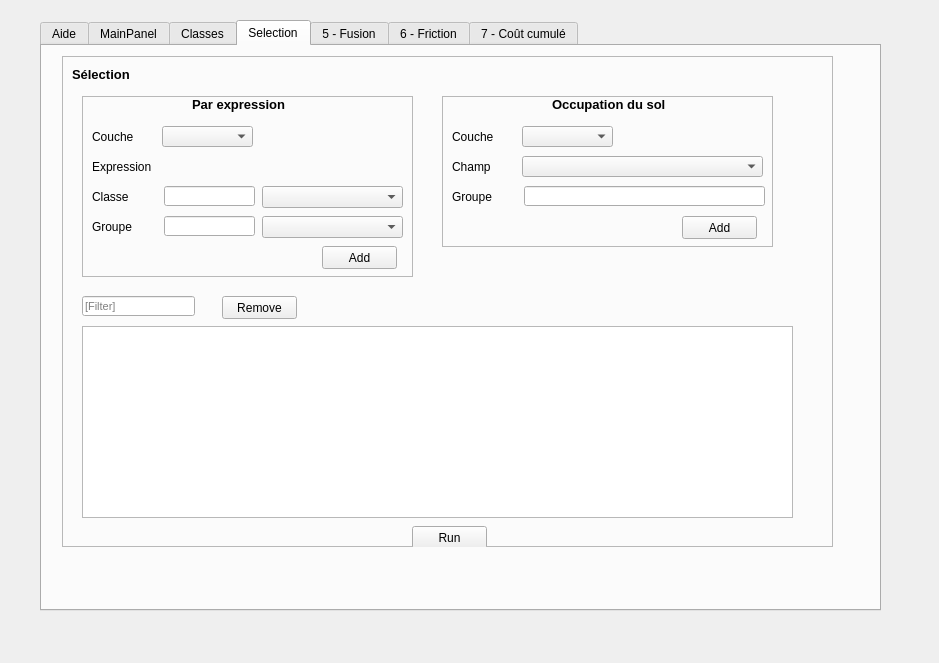
MathieuChailloux/BioDispersal, file eco_cont_dialog_base.ui: the form before one commit.
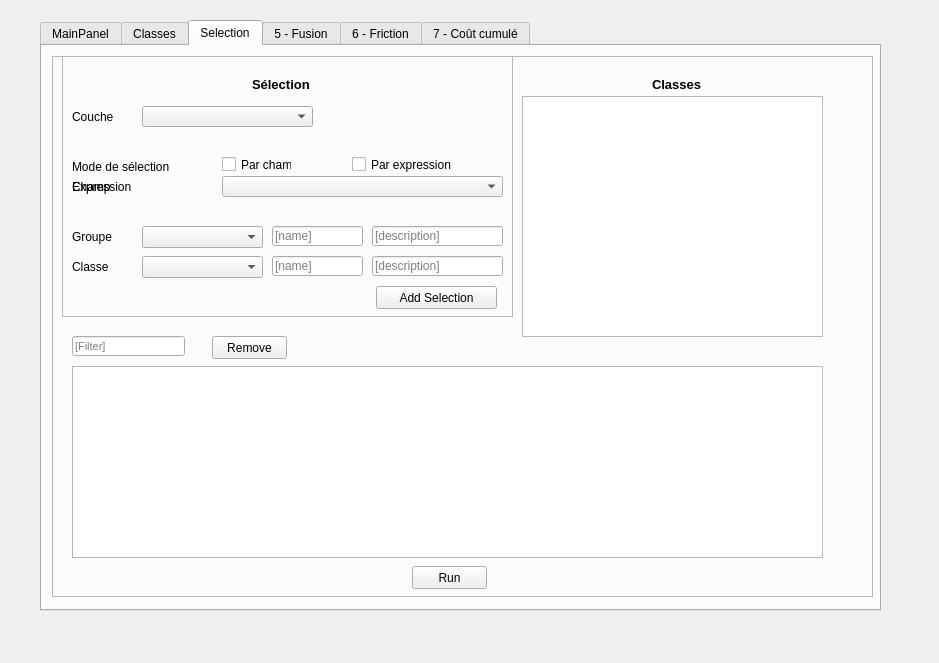
The form after the commit. The open tabs and pages were chosen to show the change. Custom widgets are drawn as their Qt base class.

Commit message: Reformating selection tab with mode (by field or by expression)

Diff of the .ui file:
```diff
--- a/eco_cont_dialog_base.ui
+++ b/eco_cont_dialog_base.ui
@@ -28,11 +28,6 @@
    <property name="currentIndex">
     <number>5</number>
    </property>
-   <widget class="QWidget" name="tab_10">
-    <attribute name="title">
-     <string>Aide</string>
-    </attribute>
-   </widget>
    <widget class="QWidget" name="tab_9">
     <attribute name="title">
      <string>MainPanel</string>
@@ -653,142 +648,6 @@
     <attribute name="title">
      <string>Classes</string>
     </attribute>
-    <widget class="QFrame" name="frame_27">
-     <property name="geometry">
-      <rect>
-       <x>410</x>
-       <y>10</y>
-       <width>381</width>
-       <height>531</height>
-      </rect>
-     </property>
-     <property name="frameShape">
-      <enum>QFrame::StyledPanel</enum>
-     </property>
-     <property name="frameShadow">
-      <enum>QFrame::Raised</enum>
-     </property>
-     <widget class="QTableView" name="classView">
-      <property name="geometry">
-       <rect>
-        <x>10</x>
-        <y>130</y>
-        <width>361</width>
-        <height>231</height>
-       </rect>
-      </property>
-     </widget>
-     <widget class="QLabel" name="label_97">
-      <property name="geometry">
-       <rect>
-        <x>20</x>
-        <y>10</y>
-        <width>81</width>
-        <height>16</height>
-       </rect>
-      </property>
-      <property name="font">
-       <font>
-        <pointsize>10</pointsize>
-        <weight>75</weight>
-        <bold>true</bold>
-       </font>
-      </property>
-      <property name="text">
-       <string>Classes</string>
-      </property>
-     </widget>
-     <widget class="QLineEdit" name="groupsFilter_3">
-      <property name="geometry">
-       <rect>
-        <x>20</x>
-        <y>100</y>
-        <width>113</width>
-        <height>20</height>
-       </rect>
-      </property>
-      <property name="font">
-       <font>
-        <pointsize>8</pointsize>
-       </font>
-      </property>
-      <property name="placeholderText">
-       <string>[Filter]</string>
-      </property>
-     </widget>
-     <widget class="QPushButton" name="classRemove">
-      <property name="geometry">
-       <rect>
-        <x>170</x>
-        <y>100</y>
-        <width>75</width>
-        <height>23</height>
-       </rect>
-      </property>
-      <property name="text">
-       <string>Remove</string>
-      </property>
-     </widget>
-     <widget class="QLineEdit" name="classDescr">
-      <property name="geometry">
-       <rect>
-        <x>120</x>
-        <y>70</y>
-        <width>231</width>
-        <height>20</height>
-       </rect>
-      </property>
-     </widget>
-     <widget class="QLabel" name="label_98">
-      <property name="geometry">
-       <rect>
-        <x>40</x>
-        <y>70</y>
-        <width>61</width>
-        <height>16</height>
-       </rect>
-      </property>
-      <property name="text">
-       <string>Description</string>
-      </property>
-     </widget>
-     <widget class="QLabel" name="label_99">
-      <property name="geometry">
-       <rect>
-        <x>40</x>
-        <y>40</y>
-        <width>47</width>
-        <height>13</height>
-       </rect>
-      </property>
-      <property name="text">
-       <string>Name</string>
-      </property>
-     </widget>
-     <widget class="QLineEdit" name="className">
-      <property name="geometry">
-       <rect>
-        <x>120</x>
-        <y>40</y>
-        <width>231</width>
-        <height>20</height>
-       </rect>
-      </property>
-     </widget>
-     <widget class="QPushButton" name="classAdd">
-      <property name="geometry">
-       <rect>
-        <x>270</x>
-        <y>100</y>
-        <width>75</width>
-        <height>23</height>
-       </rect>
-      </property>
-      <property name="text">
-       <string>Add</string>
-      </property>
-     </widget>
-    </widget>
     <widget class="QFrame" name="frame_28">
      <property name="geometry">
       <rect>
@@ -1051,10 +910,10 @@
     <widget class="QFrame" name="frame_29">
      <property name="geometry">
       <rect>
-       <x>20</x>
+       <x>10</x>
        <y>10</y>
-       <width>771</width>
-       <height>491</height>
+       <width>821</width>
+       <height>541</height>
       </rect>
      </property>
      <property name="frameShape">
@@ -1067,8 +926,8 @@
       <property name="geometry">
        <rect>
         <x>20</x>
-        <y>270</y>
-        <width>711</width>
+        <y>310</y>
+        <width>751</width>
         <height>192</height>
        </rect>
       </property>
@@ -1076,8 +935,8 @@
      <widget class="QPushButton" name="selectionRun">
       <property name="geometry">
        <rect>
-        <x>350</x>
-        <y>470</y>
+        <x>360</x>
+        <y>510</y>
         <width>75</width>
         <height>23</height>
        </rect>
@@ -1090,7 +949,7 @@
       <property name="geometry">
        <rect>
         <x>160</x>
-        <y>240</y>
+        <y>280</y>
         <width>75</width>
         <height>23</height>
        </rect>
@@ -1103,7 +962,7 @@
       <property name="geometry">
        <rect>
         <x>20</x>
-        <y>240</y>
+        <y>280</y>
         <width>113</width>
         <height>20</height>
        </rect>
@@ -1117,33 +976,13 @@
        <string>[Filter]</string>
       </property>
      </widget>
-     <widget class="QLabel" name="label_106">
-      <property name="geometry">
-       <rect>
-        <x>10</x>
-        <y>10</y>
-        <width>81</width>
-        <height>16</height>
-       </rect>
-      </property>
-      <property name="font">
-       <font>
-        <pointsize>10</pointsize>
-        <weight>75</weight>
-        <bold>true</bold>
-       </font>
-      </property>
-      <property name="text">
-       <string>Sélection</string>
-      </property>
-     </widget>
      <widget class="QFrame" name="frame_30">
       <property name="geometry">
        <rect>
-        <x>20</x>
-        <y>40</y>
-        <width>331</width>
-        <height>181</height>
+        <x>10</x>
+        <y>0</y>
+        <width>451</width>
+        <height>261</height>
        </rect>
       </property>
       <property name="frameShape">
@@ -1155,9 +994,9 @@
       <widget class="QComboBox" name="selectionGroupCombo">
        <property name="geometry">
         <rect>
-         <x>180</x>
-         <y>120</y>
-         <width>141</width>
+         <x>80</x>
+         <y>170</y>
+         <width>121</width>
          <height>22</height>
         </rect>
        </property>
@@ -1165,9 +1004,9 @@
       <widget class="QgsFieldExpressionWidget" name="selectionExpr">
        <property name="geometry">
         <rect>
-         <x>80</x>
-         <y>60</y>
-         <width>241</width>
+         <x>160</x>
+         <y>120</y>
+         <width>281</width>
          <height>21</height>
         </rect>
        </property>
@@ -1176,7 +1015,7 @@
        <property name="geometry">
         <rect>
          <x>10</x>
-         <y>120</y>
+         <y>170</y>
          <width>61</width>
          <height>21</height>
         </rect>
@@ -1188,18 +1027,21 @@
       <widget class="QLineEdit" name="selectionGroup">
        <property name="geometry">
         <rect>
-         <x>82</x>
-         <y>120</y>
+         <x>210</x>
+         <y>170</y>
          <width>91</width>
          <height>20</height>
         </rect>
        </property>
+       <property name="placeholderText">
+        <string>[name]</string>
+       </property>
       </widget>
       <widget class="QLabel" name="label_101">
        <property name="geometry">
         <rect>
          <x>10</x>
-         <y>60</y>
+         <y>120</y>
          <width>61</width>
          <height>21</height>
         </rect>
@@ -1211,9 +1053,9 @@
       <widget class="QgsFileWidget" name="selectionInLayer">
        <property name="geometry">
         <rect>
-         <x>180</x>
-         <y>30</y>
-         <width>141</width>
+         <x>270</x>
+         <y>50</y>
+         <width>171</width>
          <height>27</height>
         </rect>
        </property>
@@ -1222,7 +1064,7 @@
        <property name="geometry">
         <rect>
          <x>10</x>
-         <y>30</y>
+         <y>50</y>
          <width>61</width>
          <height>21</height>
         </rect>
@@ -1231,32 +1073,12 @@
         <string>Couche</string>
        </property>
       </widget>
-      <widget class="QLabel" name="label_110">
-       <property name="geometry">
-        <rect>
-         <x>110</x>
-         <y>0</y>
-         <width>111</width>
-         <height>16</height>
-        </rect>
-       </property>
-       <property name="font">
-        <font>
-         <pointsize>10</pointsize>
-         <weight>75</weight>
-         <bold>true</bold>
-        </font>
-       </property>
-       <property name="text">
-        <string>Par expression</string>
-       </property>
-      </widget>
       <widget class="QgsMapLayerComboBox" name="selectionInLayerCombo">
        <property name="geometry">
         <rect>
          <x>80</x>
-         <y>30</y>
-         <width>91</width>
+         <y>50</y>
+         <width>171</width>
          <height>21</height>
         </rect>
        </property>
@@ -1264,21 +1086,21 @@
       <widget class="QPushButton" name="selectionAdd">
        <property name="geometry">
         <rect>
-         <x>240</x>
-         <y>150</y>
-         <width>75</width>
+         <x>314</x>
+         <y>230</y>
+         <width>121</width>
          <height>23</height>
         </rect>
        </property>
        <property name="text">
-        <string>Add</string>
+        <string>Add Selection</string>
        </property>
       </widget>
       <widget class="QLabel" name="label_112">
        <property name="geometry">
         <rect>
          <x>10</x>
-         <y>90</y>
+         <y>200</y>
          <width>61</width>
          <height>21</height>
         </rect>
@@ -1290,44 +1112,31 @@
       <widget class="QLineEdit" name="selectionClass">
        <property name="geometry">
         <rect>
-         <x>82</x>
-         <y>90</y>
-         <width>91</width>
+         <x>310</x>
+         <y>200</y>
+         <width>131</width>
          <height>20</height>
         </rect>
        </property>
+       <property name="placeholderText">
+        <string>[description]</string>
+       </property>
       </widget>
       <widget class="QComboBox" name="selectionClassCombo">
        <property name="geometry">
         <rect>
-         <x>180</x>
-         <y>90</y>
-         <width>141</width>
+         <x>80</x>
+         <y>200</y>
+         <width>121</width>
          <height>22</height>
         </rect>
        </property>
       </widget>
-     </widget>
-     <widget class="QFrame" name="frame_31">
-      <property name="geometry">
-       <rect>
-        <x>380</x>
-        <y>40</y>
-        <width>331</width>
-        <height>151</height>
-       </rect>
-      </property>
-      <property name="frameShape">
-       <enum>QFrame::StyledPanel</enum>
-      </property>
-      <property name="frameShadow">
-       <enum>QFrame::Raised</enum>
-      </property>
-      <widget class="QLabel" name="label_115">
+      <widget class="QLabel" name="selectionFieldLabel">
        <property name="geometry">
         <rect>
          <x>10</x>
-         <y>60</y>
+         <y>120</y>
          <width>61</width>
          <height>21</height>
         </rect>
@@ -1336,105 +1145,131 @@
         <string>Champ</string>
        </property>
       </widget>
-      <widget class="QgsFileWidget" name="selectionFieldLayer">
-       <property name="geometry">
-        <rect>
-         <x>180</x>
-         <y>30</y>
-         <width>141</width>
-         <height>27</height>
-        </rect>
-       </property>
-      </widget>
-      <widget class="QLabel" name="label_116">
-       <property name="geometry">
-        <rect>
-         <x>10</x>
-         <y>30</y>
-         <width>61</width>
-         <height>21</height>
-        </rect>
-       </property>
-       <property name="text">
-        <string>Couche</string>
-       </property>
-      </widget>
-      <widget class="QLabel" name="label_117">
-       <property name="geometry">
-        <rect>
-         <x>110</x>
-         <y>0</y>
-         <width>121</width>
-         <height>16</height>
-        </rect>
-       </property>
-       <property name="font">
-        <font>
-         <pointsize>10</pointsize>
-         <weight>75</weight>
-         <bold>true</bold>
-        </font>
-       </property>
-       <property name="text">
-        <string>Occupation du sol</string>
-       </property>
-      </widget>
-      <widget class="QgsMapLayerComboBox" name="selectionFieldLayerCombo">
-       <property name="geometry">
-        <rect>
-         <x>80</x>
-         <y>30</y>
-         <width>91</width>
-         <height>21</height>
-        </rect>
-       </property>
-      </widget>
-      <widget class="QPushButton" name="selectionFieldAdd">
-       <property name="geometry">
-        <rect>
-         <x>240</x>
-         <y>120</y>
-         <width>75</width>
-         <height>23</height>
-        </rect>
-       </property>
-       <property name="text">
-        <string>Add</string>
-       </property>
-      </widget>
       <widget class="QgsFieldComboBox" name="selectionField">
        <property name="geometry">
         <rect>
-         <x>80</x>
-         <y>60</y>
-         <width>241</width>
+         <x>160</x>
+         <y>120</y>
+         <width>281</width>
          <height>21</height>
         </rect>
        </property>
       </widget>
-      <widget class="QLineEdit" name="selectionFieldGroup">
+      <widget class="QLineEdit" name="selectionClassName">
        <property name="geometry">
         <rect>
-         <x>82</x>
-         <y>90</y>
-         <width>241</width>
+         <x>210</x>
+         <y>200</y>
+         <width>91</width>
          <height>20</height>
         </rect>
        </property>
+       <property name="placeholderText">
+        <string>[name]</string>
+       </property>
       </widget>
-      <widget class="QLabel" name="label_114">
+      <widget class="QLineEdit" name="selectionGroupDescr">
+       <property name="geometry">
+        <rect>
+         <x>310</x>
+         <y>170</y>
+         <width>131</width>
+         <height>20</height>
+        </rect>
+       </property>
+       <property name="placeholderText">
+        <string>[description]</string>
+       </property>
+      </widget>
+      <widget class="QLabel" name="selectionLabel">
+       <property name="geometry">
+        <rect>
+         <x>190</x>
+         <y>20</y>
+         <width>81</width>
+         <height>16</height>
+        </rect>
+       </property>
+       <property name="font">
+        <font>
+         <pointsize>10</pointsize>
+         <weight>75</weight>
+         <bold>true</bold>
+        </font>
+       </property>
+       <property name="text">
+        <string>Sélection</string>
+       </property>
+      </widget>
+      <widget class="QCheckBox" name="fieldSelectionMode">
+       <property name="geometry">
+        <rect>
+         <x>160</x>
+         <y>100</y>
+         <width>70</width>
+         <height>17</height>
+        </rect>
+       </property>
+       <property name="text">
+        <string>Par champ</string>
+       </property>
+      </widget>
+      <widget class="QLabel" name="selectionModeLabel">
        <property name="geometry">
         <rect>
          <x>10</x>
-         <y>90</y>
-         <width>61</width>
+         <y>100</y>
+         <width>101</width>
          <height>21</height>
         </rect>
        </property>
        <property name="text">
-        <string>Groupe</string>
+        <string>Mode de sélection</string>
        </property>
       </widget>
+      <widget class="QCheckBox" name="exprSelectionMode">
+       <property name="geometry">
+        <rect>
+         <x>290</x>
+         <y>100</y>
+         <width>101</width>
+         <height>17</height>
+        </rect>
+       </property>
+       <property name="text">
+        <string>Par expression</string>
+       </property>
+      </widget>
+     </widget>
+     <widget class="QTableView" name="classView">
+      <property name="geometry">
+       <rect>
+        <x>470</x>
+        <y>40</y>
+        <width>301</width>
+        <height>241</height>
+       </rect>
+      </property>
+     </widget>
+     <widget class="QLabel" name="classesLabel">
+      <property name="geometry">
+       <rect>
+        <x>600</x>
+        <y>20</y>
+        <width>81</width>
+        <height>16</height>
+       </rect>
+      </property>
+      <property name="font">
+       <font>
+        <pointsize>10</pointsize>
+        <weight>75</weight>
+        <bold>true</bold>
+       </font>
+      </property>
+      <property name="text">
+       <string>Classes</string>
+      </property>
      </widget>
     </widget>
    </widget>
@@ -1932,6 +1767,18 @@
   </widget>
  </widget>
  <customwidgets>
+  <customwidget>
+   <class>QgsCollapsibleGroupBox</class>
+   <extends>QGroupBox</extends>
+   <header>qgis.gui</header>
+   <container>1</container>
+  </customwidget>
+  <customwidget>
+   <class>QgsExtentGroupBox</class>
+   <extends>QgsCollapsibleGroupBox</extends>
+   <header>qgis.gui</header>
+   <container>1</container>
+  </customwidget>
   <customwidget>
    <class>QgsFieldComboBox</class>
    <extends>QComboBox</extends>
```
Left out of the diff: 230 changed lines with no effect on the pictures. The commit also changes 6 other files.
